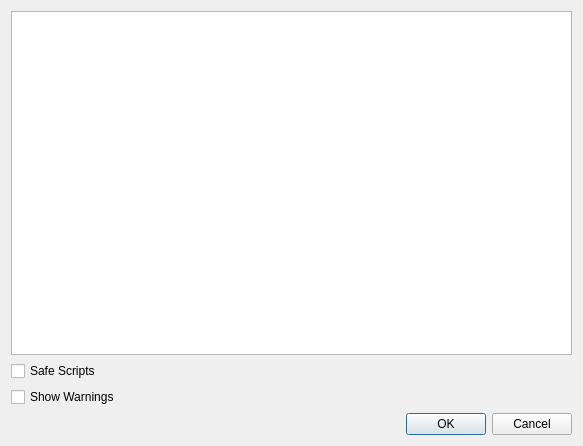
po-devs/pokemon-online, file src/ClientScripting/scriptwindow.ui: the form before one commit.
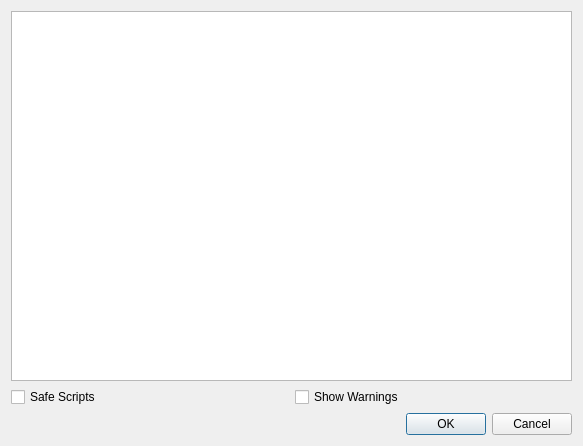
The form after the commit.

Commit message: added sanity check at server start and set overactive message to true by default

The edit to the form file:
```diff
--- a/src/ClientScripting/scriptwindow.ui
+++ b/src/ClientScripting/scriptwindow.ui
@@ -13,8 +13,8 @@
   <property name="windowTitle">
    <string>Script Window</string>
   </property>
-  <layout class="QVBoxLayout" name="verticalLayout">
-   <item>
+  <layout class="QGridLayout" name="gridLayout">
+   <item row="0" column="0" colspan="2">
     <widget class="QPlainTextEdit" name="scripts">
      <property name="styleSheet">
       <string notr="true">font: 10pt &quot;Monospace&quot;;</string>
@@ -30,7 +30,7 @@
      </property>
     </widget>
    </item>
-   <item>
+   <item row="1" column="0">
     <widget class="QCheckBox" name="checkBox">
      <property name="text">
       <string>Safe Scripts</string>
@@ -40,14 +40,14 @@
      </property>
     </widget>
    </item>
-   <item>
+   <item row="1" column="1">
     <widget class="QCheckBox" name="warn">
      <property name="text">
       <string>Show Warnings</string>
      </property>
     </widget>
    </item>
-   <item>
+   <item row="2" column="0" colspan="2">
     <widget class="QDialogButtonBox" name="buttonBox">
      <property name="orientation">
       <enum>Qt::Horizontal</enum>
```
The commit also changes 2 other files.
